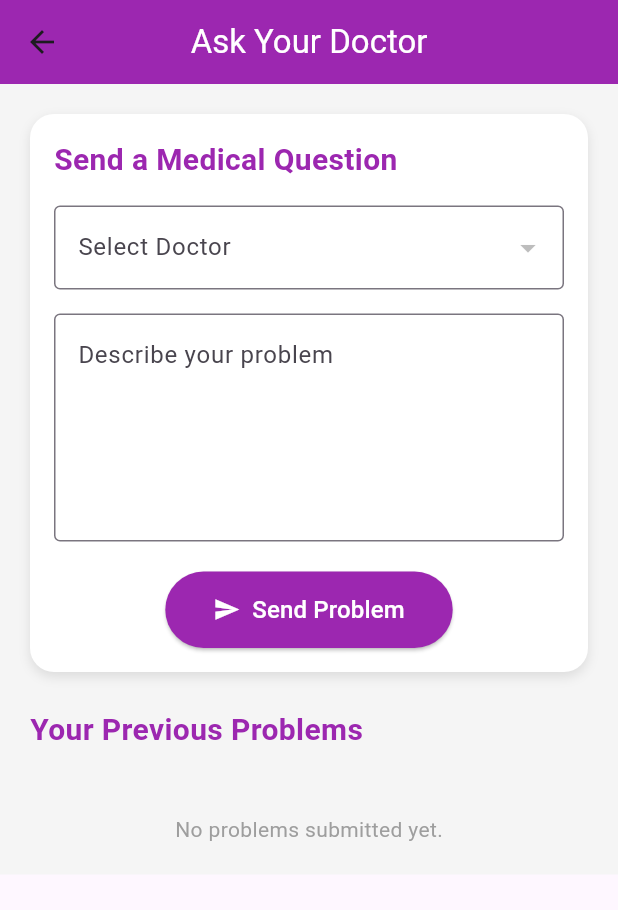
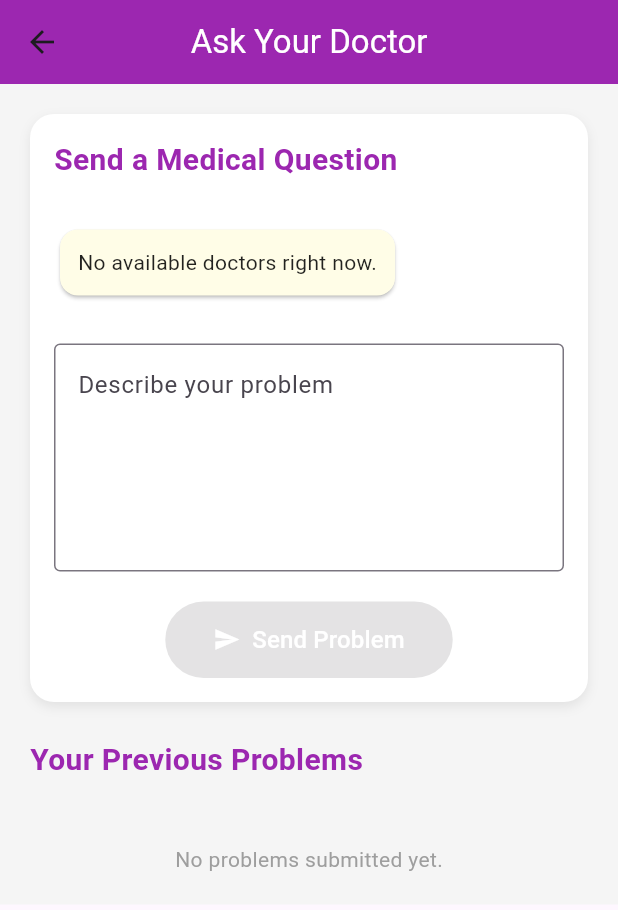
Before and after one commit to 1rexv/pc-bt-heal, a Flutter app: the SendProblemPage screen opened directly, on a phone screen of 412 x 824 dp. Shown: the top 910 px of the screen. Run offline on Flutter 3.47's test engine with Material 3 defaults, Android fonts, the phone set to English and light mode, and no system bars; our stand-ins replace file_picker, firebase_auth, firebase_core, firebase_database, firebase_messaging, firebase_storage and 4 more; missing offline and left inert: jitsi_meet_flutter_sdk; accounts and stored records are empty.

Commit message:
Update SendProblemPage.dart

```diff
--- a/lib/SendProblemPage.dart
+++ b/lib/SendProblemPage.dart
@@ -15,8 +15,12 @@ class _SendProblemPageState extends State<SendProblemPage> {
 
   String? _selectedDoctorId;
   List<Map<String, dynamic>> _doctors = [];
-  final DatabaseReference _problemsRef =
-  FirebaseDatabase.instance.ref('problems');
+  final DatabaseReference _problemsRef = FirebaseDatabase.instance.ref('problems');
+  final DatabaseReference _doctorsRef = FirebaseDatabase.instance.ref('doctors');
+  final DatabaseReference _doctorNotificationsRef = FirebaseDatabase.instance.ref('doctorNotifications');
+
+  bool _loadingDoctors = true;
+  bool _isSubmitting = false;
 
   @override
   void initState() {
@@ -24,29 +28,63 @@ class _SendProblemPageState extends State<SendProblemPage> {
     _loadDoctors();
   }
 
-  ///Load all doctors from Firebase
+  @override
+  void dispose() {
+    questionController.dispose();
+    super.dispose();
+  }
+
   Future<void> _loadDoctors() async {
-    final snapshot = await FirebaseDatabase.instance.ref('doctors').get();
-    if (snapshot.exists) {
+    setState(() => _loadingDoctors = true);
+    try {
+      final snapshot = await _doctorsRef.get();
+      final List<Map<String, dynamic>> loaded = [];
+
+      if (snapshot.exists && snapshot.value != null) {
         final data = Map<String, dynamic>.from(snapshot.value as Map);
-      setState(() {
-        _doctors = data.entries.map((e) {
-          final doctor = Map<String, dynamic>.from(e.value);
-          return {
-            'id': e.key,
-            'name': doctor['fullName'] ?? 'Unknown Doctor',
-          };
-        }).toList();
+        for (final entry in data.entries) {
+          try {
+            final id = entry.key;
+            final v = Map<String, dynamic>.from(entry.value as Map);
+            final enabledRaw = v['enabled'];
+            final enabled = (enabledRaw == true) || (enabledRaw?.toString().toLowerCase() == 'true');
+
+            if (!enabled) continue;
+
+            final fullName = (v['fullName'] ?? '').toString();
+            loaded.add({
+              'id': id,
+              'name': fullName.isEmpty ? (v['email'] ?? 'Doctor') : fullName,
             });
+          } catch (_) {
+            // skip malformed entry
+            continue;
+          }
         }
       }
 
-  ///Submit problem to Firebase
+      setState(() {
+        _doctors = loaded;
+        if (_doctors.isNotEmpty && _selectedDoctorId == null) {
+          _selectedDoctorId = _doctors.first['id'] as String?;
+        }
+      });
+    } catch (e) {
+      debugPrint('Error loading doctors: $e');
+    } finally {
+      if (mounted) setState(() => _loadingDoctors = false);
+    }
+  }
+
   Future<void> _submitQuestion() async {
-    if (_formKey.currentState!.validate()) {
+    final isArabic =
+    Localizations.localeOf(context).languageCode.toLowerCase().startsWith('ar');
+
+    if (!_formKey.currentState!.validate()) return;
+
     if (_selectedDoctorId == null) {
       ScaffoldMessenger.of(context).showSnackBar(
-          const SnackBar(content: Text("Please select a doctor")),
+        SnackBar(content: Text(isArabic ? 'الرجاء اختيار طبيب.' : 'Please select a doctor.')),
       );
       return;
     }
@@ -54,51 +92,112 @@ class _SendProblemPageState extends State<SendProblemPage> {
     final user = FirebaseAuth.instance.currentUser;
     if (user == null) {
       ScaffoldMessenger.of(context).showSnackBar(
-          const SnackBar(content: Text("Please login first.")),
+        SnackBar(content: Text(isArabic ? 'الرجاء تسجيل الدخول أولاً.' : 'Please login first.')),
       );
       return;
     }
 
-      final patientId = user.uid;
+    setState(() => _isSubmitting = true);
+
+    try {
+      // create problem entry
       final problemRef = _problemsRef.push();
+      final problemId = problemRef.key;
 
-      await problemRef.set({
-        'problemId': problemRef.key,
-        'patientId': patientId,
+      final payload = {
+        'problemId': problemId,
+        'patientId': user.uid,
+        'patientEmail': user.email ?? '',
         'doctorId': _selectedDoctorId,
         'problemText': questionController.text.trim(),
         'response': '',
         'timestamp': DateTime.now().toIso8601String(),
+      };
+
+      await problemRef.set(payload);
+
+      // send a simple notification record for the doctor (so doctor's UI / service can pick it up)
+      // structure: doctorNotifications/{doctorId}/{pushId}
+      final notifRef = _doctorNotificationsRef.child(_selectedDoctorId!).push();
+      final notifTitle = isArabic ? 'سؤال طبي جديد' : 'New patient question';
+      final notifBodyAr = 'مريضة أرسلت سؤالاً. افتح القائمة للرد.';
+      final notifBodyEn = 'A patient has asked a question. Open the problems list to respond.';
+
+      await notifRef.set({
+        'doctorId': _selectedDoctorId,
+        'patientId': user.uid,
+        'patientEmail': user.email ?? '',
+        'problemId': problemId,
+        'type': 'patient_question',
+        'title': notifTitle,
+        'body': isArabic ? notifBodyAr : notifBodyEn,
+        'createdAt': ServerValue.timestamp,
+        'read': false,
       });
 
+      // clear form and show success dialog
       questionController.clear();
       setState(() => _selectedDoctorId = null);
 
       showDialog(
         context: context,
         builder: (_) => AlertDialog(
-          shape: RoundedRectangleBorder(borderRadius: BorderRadius.circular(20)),
-          title: const Text(" Message Sent"),
-          content: const Text(
-            "Your problem has been sent successfully. The doctor will respond soon.",
-          ),
+          shape: RoundedRectangleBorder(borderRadius: BorderRadius.circular(16)),
+          title: Text(isArabic ? 'تم الإرسال' : 'Message Sent'),
+          content: Text(isArabic
+              ? 'تم إرسال مشكلتك بنجاح. سيقوم الطبيب بالرد قريبًا.'
+              : 'Your problem has been sent successfully. The doctor will respond soon.'),
           actions: [
             TextButton(
-              onPressed: () => Navigator.pop(context),
-              child: const Text("OK", style: TextStyle(color: Colors.purple)),
-            ),
+              onPressed: () {
+                Navigator.pop(context);
+              },
+              child: Text(isArabic ? 'حسناً' : 'OK', style: const TextStyle(color: Colors.purple)),
+            )
           ],
         ),
       );
+    } catch (e) {
+      debugPrint('Submit question error: $e');
+      ScaffoldMessenger.of(context).showSnackBar(
+        SnackBar(content: Text(isArabic ? 'حدث خطأ أثناء الإرسال.' : 'Error while sending.')),
+      );
+    } finally {
+      if (mounted) setState(() => _isSubmitting = false);
     }
+  }
+
+  Future<String> _getDoctorName(String? doctorId) async {
+    if (doctorId == null) return '';
+    try {
+      final snap = await _doctorsRef.child(doctorId).get();
+      if (snap.exists) {
+        final data = Map<String, dynamic>.from(snap.value as Map);
+        return (data['fullName'] ?? data['email'] ?? 'Doctor').toString();
+      }
+    } catch (_) {}
+    return 'Doctor';
   }
 
   @override
   Widget build(BuildContext context) {
-    final user = FirebaseAuth.instance.currentUser;
-    return Scaffold(
+    final isArabic =
+    Localizations.localeOf(context).languageCode.toLowerCase().startsWith('ar');
+
+    final titleText = isArabic ? 'اسأل طبيبك' : 'Ask Your Doctor';
+    final selectDoctorLabel = isArabic ? 'اختيار الطبيب' : 'Select Doctor';
+    final describeLabel = isArabic ? 'صف مشكلتك' : 'Describe your problem';
+    final sendButton = isArabic ? 'إرسال المشكلة' : 'Send Problem';
+    final previousProblems = isArabic ? 'مشاكلك السابقة' : 'Your Previous Problems';
+    final noProblemsText = isArabic ? 'لا توجد مشكلات سابقة.' : 'No problems submitted yet.';
+    final loadingDoctorsText = isArabic ? 'جارٍ تحميل الأطباء...' : 'Loading doctors...';
+    final noDoctorsText = isArabic ? 'لا يوجد أطباء متاحين حالياً.' : 'No available doctors right now.';
+
+    return Directionality(
+      textDirection: isArabic ? TextDirection.rtl : TextDirection.ltr,
+      child: Scaffold(
         appBar: AppBar(
-        title: const Text("Ask Your Doctor", style: TextStyle(color: Colors.white)),
+          title: Text(titleText, style: const TextStyle(color: Colors.white)),
           backgroundColor: Colors.purple,
           centerTitle: true,
         ),
@@ -120,7 +219,7 @@ class _SendProblemPageState extends State<SendProblemPage> {
                           borderRadius: BorderRadius.circular(16),
                           boxShadow: [
                             BoxShadow(
-                              color: Colors.black.withOpacity(0.1),
+                                color: Colors.black.withOpacity(0.08),
                                 blurRadius: 6,
                                 offset: const Offset(0, 3))
                           ],
@@ -128,18 +227,43 @@ class _SendProblemPageState extends State<SendProblemPage> {
                         child: Column(
                           crossAxisAlignment: CrossAxisAlignment.start,
                           children: [
-                          const Text(
-                            "Send a Medical Question",
-                            style: TextStyle(
+                            Text(
+                              isArabic ? 'أرسل سؤالًا طبيًا' : 'Send a Medical Question',
+                              style: const TextStyle(
                                 fontSize: 20,
                                 fontWeight: FontWeight.bold,
                                 color: Colors.purple,
                               ),
                             ),
                             const SizedBox(height: 16),
-                          DropdownButtonFormField<String>(
-                            decoration: const InputDecoration(
-                              labelText: "Select Doctor",
+
+                            // Doctors dropdown or message
+                            _loadingDoctors
+                                ? Padding(
+                              padding: const EdgeInsets.symmetric(vertical: 12),
+                              child: Row(
+                                children: [
+                                  const SizedBox(width: 4),
+                                  const CircularProgressIndicator(color: Colors.purple),
+                                  const SizedBox(width: 12),
+                                  Text(loadingDoctorsText),
+                                ],
+                              ),
+                            )
+                                : _doctors.isEmpty
+                                ? Padding(
+                              padding: const EdgeInsets.symmetric(vertical: 12),
+                              child: Card(
+                                color: Colors.yellow[50],
+                                child: Padding(
+                                  padding: const EdgeInsets.all(12),
+                                  child: Text(noDoctorsText),
+                                ),
+                              ),
+                            )
+                                : DropdownButtonFormField<String>(
+                              decoration: InputDecoration(
+                                labelText: selectDoctorLabel,
                                 border: OutlineInputBorder(),
                               ),
                               value: _selectedDoctorId,
@@ -149,42 +273,42 @@ class _SendProblemPageState extends State<SendProblemPage> {
                                   child: Text(doc['name']?.toString() ?? ''),
                                 );
                               }).toList(),
-                            onChanged: (val) =>
-                                setState(() => _selectedDoctorId = val),
-                            validator: (v) =>
-                            v == null ? "Please select a doctor" : null,
+                              onChanged: (val) => setState(() => _selectedDoctorId = val),
+                              validator: (v) => v == null ? (isArabic ? 'الرجاء اختيار طبيب' : 'Please select a doctor') : null,
                             ),
+
                             const SizedBox(height: 16),
+
                             TextFormField(
                               controller: questionController,
                               maxLines: 5,
-                            decoration: const InputDecoration(
-                              labelText: "Describe your problem",
-                              border: OutlineInputBorder(),
+                              decoration: InputDecoration(
+                                labelText: describeLabel,
+                                border: const OutlineInputBorder(),
                                 alignLabelWithHint: true,
                               ),
                               validator: (value) => value == null || value.isEmpty
-                                ? "Please enter your problem"
+                                  ? (isArabic ? 'الرجاء إدخال المشكلة' : 'Please enter your problem')
                                   : null,
                             ),
+
                             const SizedBox(height: 20),
                             Center(
                               child: ElevatedButton.icon(
                                 icon: const Icon(Icons.send, color: Colors.white),
                                 style: ElevatedButton.styleFrom(
                                   backgroundColor: Colors.purple,
-                                padding: const EdgeInsets.symmetric(
-                                    horizontal: 32, vertical: 14),
-                                shape: RoundedRectangleBorder(
-                                  borderRadius: BorderRadius.circular(30),
+                                  padding: const EdgeInsets.symmetric(horizontal: 32, vertical: 14),
+                                  shape: RoundedRectangleBorder(borderRadius: BorderRadius.circular(30)),
                                 ),
-                              ),
-                              onPressed: _submitQuestion,
-                              label: const Text(
-                                "Send Problem",
-                                style: TextStyle(
-                                    color: Colors.white, fontSize: 16),
-                              ),
+                                onPressed: (_isSubmitting || _loadingDoctors || _doctors.isEmpty) ? null : _submitQuestion,
+                                label: _isSubmitting
+                                    ? SizedBox(
+                                  height: 18,
+                                  width: 18,
+                                  child: CircularProgressIndicator(color: Colors.white, strokeWidth: 2),
+                                )
+                                    : Text(sendButton, style: const TextStyle(color: Colors.white, fontSize: 16)),
                               ),
                             ),
                           ],
@@ -193,43 +317,31 @@ class _SendProblemPageState extends State<SendProblemPage> {
                     ],
                   ),
                 ),
+
                 const SizedBox(height: 24),
 
-              const Text(
-                "Your Previous Problems",
-                style: TextStyle(
-                    fontSize: 20,
-                    fontWeight: FontWeight.bold,
-                    color: Colors.purple),
+                Text(
+                  previousProblems,
+                  style: const TextStyle(fontSize: 20, fontWeight: FontWeight.bold, color: Colors.purple),
                 ),
                 const SizedBox(height: 12),
+
                 StreamBuilder(
-                stream: _problemsRef
-                    .orderByChild('patientId')
-                    .equalTo(user?.uid)
-                    .onValue,
+                  stream: _problemsRef.orderByChild('patientId').equalTo(FirebaseAuth.instance.currentUser?.uid).onValue,
                   builder: (context, snapshot) {
                     if (snapshot.connectionState == ConnectionState.waiting) {
                       return const Center(child: CircularProgressIndicator());
                     }
 
-                  if (!snapshot.hasData ||
-                      snapshot.data!.snapshot.value == null) {
-                    return const Padding(
-                      padding: EdgeInsets.only(top: 30),
-                      child: Center(
-                          child: Text("No problems submitted yet.",
-                              style: TextStyle(color: Colors.grey))),
+                    if (!snapshot.hasData || (snapshot.data! as DatabaseEvent).snapshot.value == null) {
+                      return Padding(
+                        padding: const EdgeInsets.only(top: 30),
+                        child: Center(child: Text(noProblemsText, style: const TextStyle(color: Colors.grey))),
                       );
                     }
 
-                  final data = Map<String, dynamic>.from(
-                      (snapshot.data! as DatabaseEvent).snapshot.value as Map);
-                  final problems = data.values
-                      .map((e) => Map<String, dynamic>.from(e))
-                      .toList()
-                      .reversed
-                      .toList();
+                    final data = Map<String, dynamic>.from((snapshot.data! as DatabaseEvent).snapshot.value as Map);
+                    final problems = data.values.map((e) => Map<String, dynamic>.from(e)).toList().reversed.toList();
 
                     return ListView.builder(
                       physics: const NeverScrollableScrollPhysics(),
@@ -238,12 +350,12 @@ class _SendProblemPageState extends State<SendProblemPage> {
                       itemBuilder: (context, index) {
                         final p = problems[index];
                         final hasResponse = (p['response'] ?? '').toString().isNotEmpty;
+                        final doctorId = p['doctorId']?.toString();
 
                         return Card(
                           elevation: 4,
                           margin: const EdgeInsets.symmetric(vertical: 8),
-                        shape: RoundedRectangleBorder(
-                            borderRadius: BorderRadius.circular(12)),
+                          shape: RoundedRectangleBorder(borderRadius: BorderRadius.circular(12)),
                           child: Padding(
                             padding: const EdgeInsets.all(16),
                             child: Column(
@@ -251,16 +363,14 @@ class _SendProblemPageState extends State<SendProblemPage> {
                               children: [
                                 Row(
                                   children: [
-                                  const Icon(Icons.person_outline,
-                                      color: Colors.purple),
+                                    const Icon(Icons.person_outline, color: Colors.purple),
                                     const SizedBox(width: 8),
                                     FutureBuilder(
-                                    future: _getDoctorName(p['doctorId']),
-                                    builder: (context, snapshot) {
+                                      future: _getDoctorName(doctorId),
+                                      builder: (context, snap) {
                                         return Text(
-                                        snapshot.data ?? "Doctor",
-                                        style: const TextStyle(
-                                            fontWeight: FontWeight.bold),
+                                          snap.data?.toString() ?? (isArabic ? 'طبيب' : 'Doctor'),
+                                          style: const TextStyle(fontWeight: FontWeight.bold),
                                         );
                                       },
                                     ),
@@ -276,23 +386,16 @@ class _SendProblemPageState extends State<SendProblemPage> {
                                   width: double.infinity,
                                   padding: const EdgeInsets.all(12),
                                   decoration: BoxDecoration(
-                                  color: hasResponse
-                                      ? Colors.green.shade50
-                                      : Colors.orange.shade50,
+                                    color: hasResponse ? Colors.green.shade50 : Colors.orange.shade50,
                                     borderRadius: BorderRadius.circular(10),
-                                  border: Border.all(
-                                      color: hasResponse
-                                          ? Colors.green
-                                          : Colors.orange),
+                                    border: Border.all(color: hasResponse ? Colors.green : Colors.orange),
                                   ),
                                   child: Text(
                                     hasResponse
-                                      ? "Doctor’s Response: ${p['response']}"
-                                      : "Waiting for doctor’s response...",
+                                        ? "${isArabic ? 'رد الطبيب:' : "Doctor's Response:"} ${p['response']}"
+                                        : (isArabic ? 'في انتظار رد الطبيب...' : "Waiting for doctor's response..."),
                                     style: TextStyle(
-                                    color: hasResponse
-                                        ? Colors.green.shade800
-                                        : Colors.orange.shade800,
+                                      color: hasResponse ? Colors.green.shade800 : Colors.orange.shade800,
                                       fontSize: 15,
                                     ),
                                   ),
@@ -309,17 +412,7 @@ class _SendProblemPageState extends State<SendProblemPage> {
             ),
           ),
         ),
+      ),
     );
   }
-
-  //Fetch doctor’s name
-  Future<String> _getDoctorName(String doctorId) async {
-    final snapshot =
-    await FirebaseDatabase.instance.ref('doctors/$doctorId').get();
-    if (snapshot.exists) {
-      final data = Map<String, dynamic>.from(snapshot.value as Map);
-      return data['fullName'] ?? 'Doctor';
 }
-    return 'Doctor';
-  }
-}
```
Lines whose indentation alone changed are shown as unchanged.
